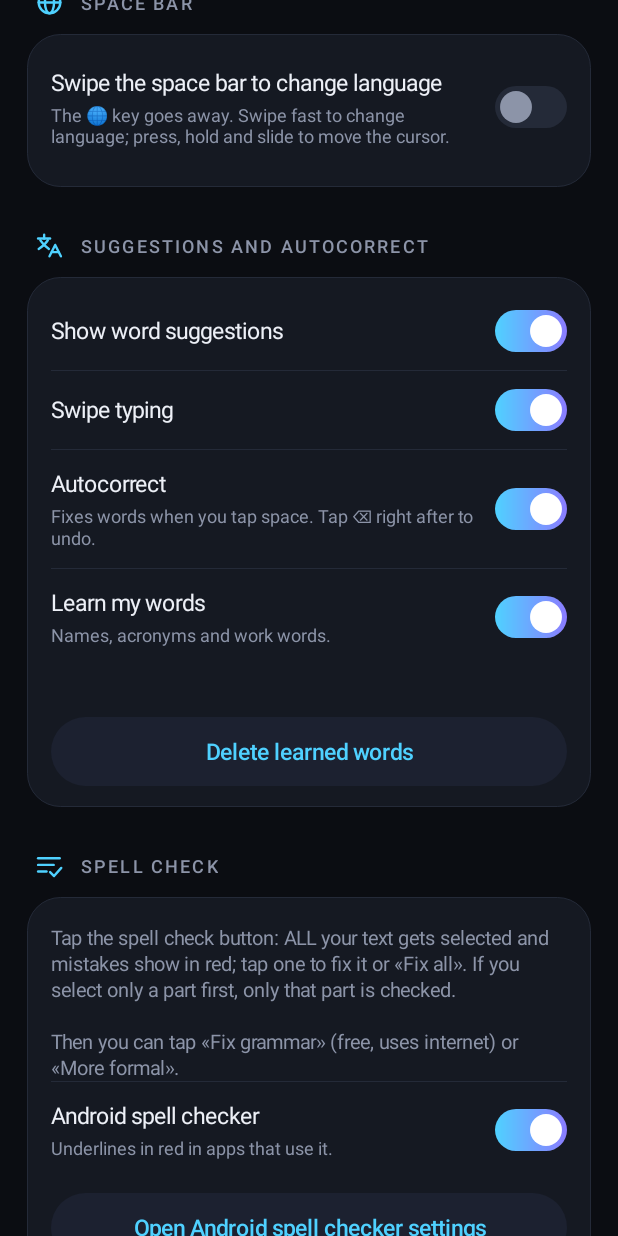
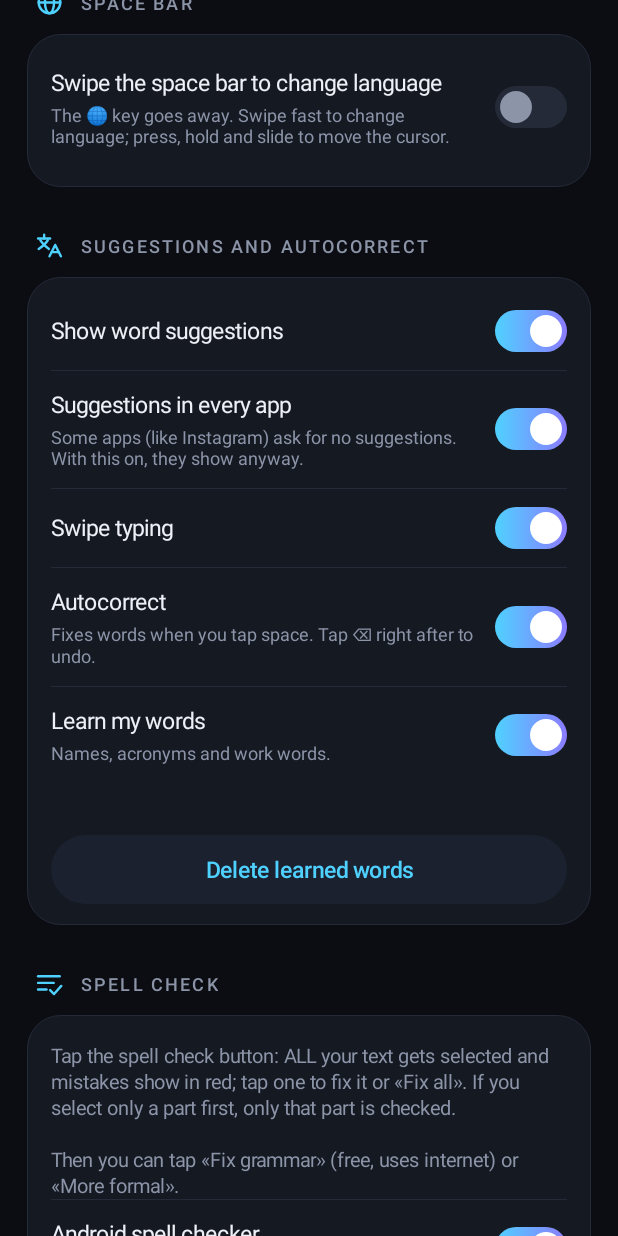
Before and after one commit to Brody5xx/Teclado, an Android app: the screen it shows after launch (MainActivity), scrolled down 1153 dp, on a phone screen of 412 x 824 dp. Run offline under Robolectric (Android 15) with nearby library versions, the phone set to English and light mode, and no system bars; network calls fail; pictures from the network do not load.

Commit message:
Versión 8.9: sugerencias en Instagram y otras apps que piden no mostrarlas
Co-Authored-By: Claude Opus 5.5 <noreply@anthropic.com>
Claude-Session: https://claude.ai/code/session_01ESKnNim6uBH2D8RFJKQTbo

```diff
--- a/app/build.gradle.kts
+++ b/app/build.gradle.kts
@@ -15,7 +15,7 @@ android {
         minSdk = 26
         targetSdk = 34
         versionCode = buildNumber
-        versionName = "8.8 (build $buildNumber)"
+        versionName = "8.9 (build $buildNumber)"
         // Solo los procesadores de teléfonos reales: la app pesa menos
         ndk { abiFilters += listOf("arm64-v8a", "armeabi-v7a") }
     }
--- a/app/src/main/java/com/luisell/bestkeyboard/MainActivity.kt
+++ b/app/src/main/java/com/luisell/bestkeyboard/MainActivity.kt
@@ -481,6 +481,9 @@ class MainActivity : UiActivity() {
         // ---- Sugerencias
         card(tr("Sugerencias y autocorrector", "Suggestions and autocorrect"), Icons.TRANSLATE)
         switch(tr("Mostrar sugerencias de palabras", "Show word suggestions"), Prefs.SUGGEST, true)
+        switch(tr("Sugerencias en todas las apps", "Suggestions in every app"), Prefs.SUGGEST_ALL_APPS, true,
+            tr("Algunas apps (como Instagram) piden no mostrar sugerencias. Con esto encendido salen igual.",
+                "Some apps (like Instagram) ask for no suggestions. With this on, they show anyway."))
         switch(tr("Deslizar el dedo para escribir", "Swipe typing"), Prefs.SWIPE, true)
         switch(tr("Autocorrector", "Autocorrect"), Prefs.AUTOCORRECT, true,
             tr("Corrige al tocar espacio. Toca ⌫ justo después para deshacerlo.", "Fixes words when you tap space. Tap ⌫ right after to undo."))
@@ -635,6 +638,14 @@ class MainActivity : UiActivity() {
         }
         col = root
 
+        // Para revisar problemas: qué pidió el último cuadro de texto
+        val diag = TextView(this)
+        diag.text = tr("Último cuadro de texto: ", "Last text box: ") + (prefs.getString(Prefs.LAST_FIELD, "—") ?: "—")
+        diag.textSize = 10f
+        diag.setTextColor(LINE)
+        diag.gravity = Gravity.CENTER
+        root.addView(diag, LinearLayout.LayoutParams(-1, -2).apply { topMargin = dp(20) })
+
         val foot = TextView(this)
         foot.text = tr("Hecho con ❤ · Best Keyboard", "Made with ❤ · Best Keyboard")
         foot.textSize = 12f
@@ -646,6 +657,7 @@ class MainActivity : UiActivity() {
 
     /** Novedades de cada versión (la primera es la más nueva). */
     private fun releaseNotes(): List<Pair<String, String>> = listOf(
+        "8.9" to tr("•  Sugerencias también en Instagram y otras apps que las apagaban.", "•  Suggestions also in Instagram and other apps that turned them off."),
         "8.8" to tr(
             "•  «Más opciones» deja solo «Estilo» (lo demás está adentro).\n" +
                 "•  El tema Hacker en 12 colores, incluido arcoíris 🌈 (en Estilo → Colores).",
--- a/app/src/main/java/com/luisell/bestkeyboard/Prefs.kt
+++ b/app/src/main/java/com/luisell/bestkeyboard/Prefs.kt
@@ -63,6 +63,10 @@ object Prefs {
     const val VAULT_LEARN = "vault_learn_emails"
     /** Modo código encendido y el lenguaje elegido (Python, JavaScript…). */
     const val CODE_MODE = "code_mode"
+    /** Mostrar sugerencias aunque la app pida que no (Instagram y otras). */
+    const val SUGGEST_ALL_APPS = "suggest_all_apps"
+    /** Qué pidió el último cuadro de texto (para revisar problemas). */
+    const val LAST_FIELD = "last_field_info"
     const val CODE_LANG = "code_lang"
     const val MORE_TOOLS2 = "more_tools_all"
 
```
Also changed, not shown: app/src/main/java/com/luisell/bestkeyboard/BestKeyboardService.kt (+7 -2 lines).
